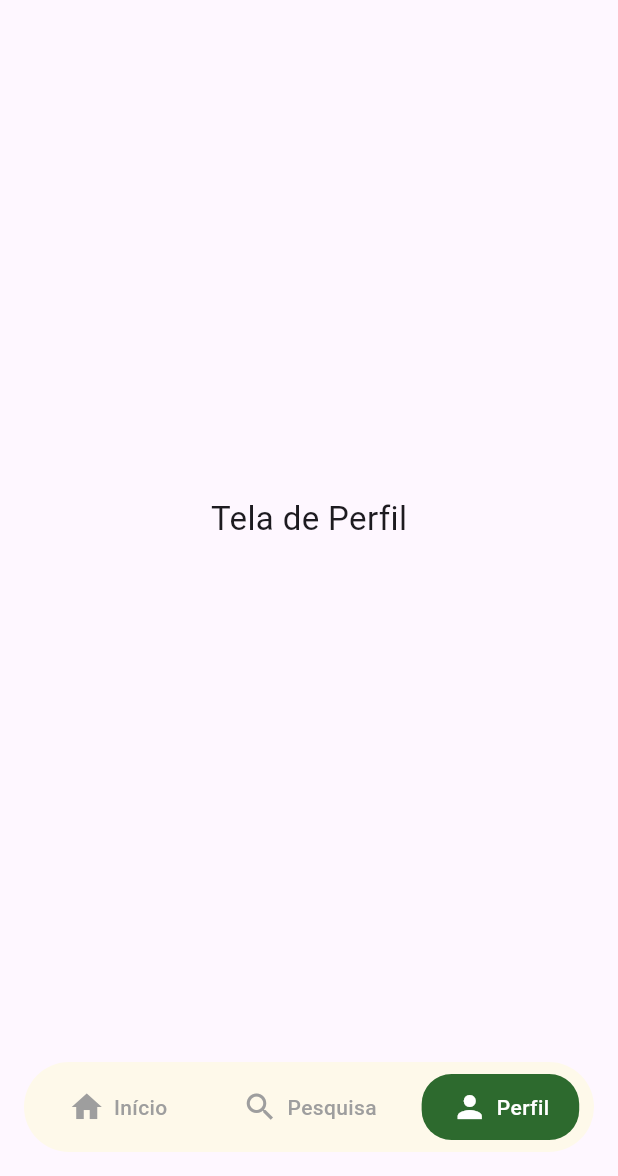
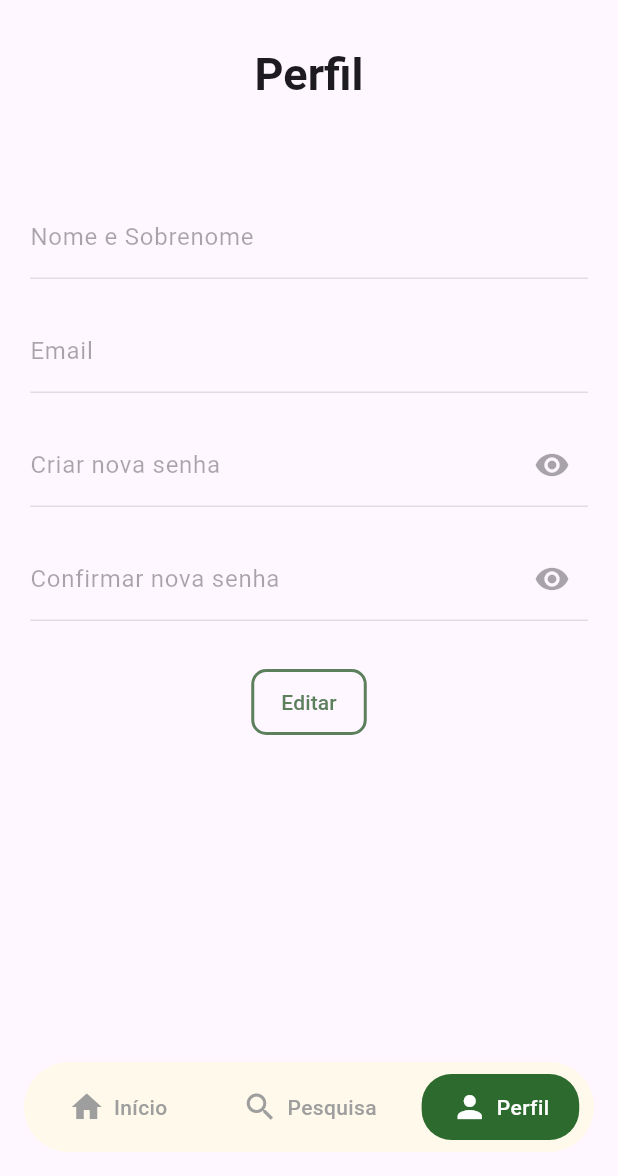
Before and after one commit to leh826/feira-app, a Flutter app: the screen it shows after launch, item 3 of the bottom bar chosen, on a phone screen of 412 x 824 dp, the part 60-1236 px from its top. Run offline on Flutter 3.47's test engine with Material 3 defaults, Android fonts, the phone set to English and light mode, and no system bars; network calls fail.

Commit message:
chore: criação da tela de perfil

```diff
--- a/lib/features/perfil/perfil_page.dart
+++ b/lib/features/perfil/perfil_page.dart
@@ -1,14 +1,194 @@
 import 'package:flutter/material.dart';
 
-class ProfilePage extends StatelessWidget {
+class ProfilePage extends StatefulWidget {
   const ProfilePage({super.key});
 
   @override
+  State<ProfilePage> createState() => _ProfilePageState();
+}
+
+class _ProfilePageState extends State<ProfilePage> {
+  bool editando = false;
+  bool mostrarSenha = false;
+  bool mostrarConfirmarSenha = false;
+
+  bool hoverEditar = false;
+  bool hoverConfirmar = false;
+
+
+    final Color verde = const Color(0xFF5C7F5C);
+
+    InputDecoration campo(String label, {Widget? suffix}) {
+      return InputDecoration(
+        labelText: label,
+        suffixIcon: suffix,
+        enabledBorder: OutlineInputBorder(
+          borderRadius: BorderRadius.circular(15),
+          borderSide: BorderSide(color: verde),
+        ),
+        focusedBorder: OutlineInputBorder(
+          borderRadius: BorderRadius.circular(15),
+          borderSide: BorderSide(color: verde, width: 2),
+        ),
+      );
+    }
+
+  @override
   Widget build(BuildContext context) {
-    return const Center(
+
+    return Scaffold(
+
+      appBar: AppBar(
+      toolbarHeight: 90,
+      centerTitle: true,
+      title: const Padding(
+      padding: EdgeInsets.only(top: 10),
       child: Text(
-        "Tela de Perfil",
-        style: TextStyle(fontSize: 22),
+        "Perfil",
+      style: TextStyle(
+        fontSize: 30,
+        fontWeight: FontWeight.bold,
+      ),
+    ),
+  ),
+),
+      body: SafeArea(
+        child: Padding(
+          padding: const EdgeInsets.all(20),
+
+          child: Column(
+            children: [
+              const SizedBox(height: 20),
+
+              TextFormField(
+                enabled: editando,
+                decoration: campo("Nome e Sobrenome"),
+              ),
+
+              const SizedBox(height: 20),
+
+              TextFormField(enabled: editando, decoration: campo("Email")),
+
+              const SizedBox(height: 20),
+
+              TextFormField(
+                enabled: editando,
+                obscureText: !mostrarSenha,
+                decoration: campo(
+                  "Criar nova senha",
+                  suffix: IconButton(
+                    icon: Icon(
+                      mostrarSenha ? Icons.visibility_off : Icons.visibility,
+                    ),
+                    onPressed: () {
+                      setState(() {
+                        mostrarSenha = !mostrarSenha;
+                      });
+                    },
+                  ),
+                ),
+              ),
+
+              const SizedBox(height: 20),
+
+              TextFormField(
+                enabled: editando,
+                obscureText: !mostrarConfirmarSenha,
+                decoration: campo(
+                  "Confirmar nova senha",
+                  suffix: IconButton(
+                    icon: Icon(
+                      mostrarConfirmarSenha
+                      ? Icons.visibility_off
+                      : Icons.visibility,
+                    ),
+                    onPressed: (){
+                      setState(() {
+                        mostrarConfirmarSenha =
+                        !mostrarConfirmarSenha;
+                      });
+                    },
+                  ),
+                ),
+              ),
+
+              const SizedBox(height: 30),
+
+              editando
+                  ? MouseRegion(
+                      onEnter: (_) {
+                        setState(() {
+                          hoverConfirmar = true;
+                        });
+                      },
+                      onExit: (_) {
+                        setState(() {
+                          hoverConfirmar = false;
+                        });
+                      },
+                      child: ElevatedButton(
+                      style: ElevatedButton.styleFrom(
+                        foregroundColor: hoverConfirmar ? Colors.white : verde,
+                        backgroundColor:
+                            hoverConfirmar ? verde : Colors.transparent,
+                        side: BorderSide(color: verde, width: 2), // borda verde
+                        elevation: 0, // remove sombra padrão
+                        padding: const EdgeInsets.symmetric(
+                          horizontal: 20,
+                          vertical: 12,
+                        ),
+                         shape: RoundedRectangleBorder(
+                          borderRadius: BorderRadius.circular(10),
+                        ),
+                      ),
+                          onPressed: () {
+                          setState(() {
+                            editando = false;
+                          });
+                           ScaffoldMessenger.of(context).showSnackBar(
+                            const SnackBar(
+                              content: Text("Edição confirmada"),
+                            ),
+                          );
+                        },
+                        child: const Text("Confirmar edição"),
+                      ),
+                    )
+                  : MouseRegion(
+                      onEnter: (_) {
+                        setState(() {
+                          hoverEditar = true;
+                        });
+                      },
+                      onExit: (_) {
+                        setState(() {
+                          hoverEditar = false;
+                        });
+                      },
+                      child: TextButton(
+                      style: TextButton.styleFrom(
+                        foregroundColor: hoverEditar ? Colors.white : verde,
+                        backgroundColor: hoverEditar ? verde : Colors.transparent,
+                        side: BorderSide(color: verde, width: 2), // ← borda verde aqui
+                        padding: const EdgeInsets.symmetric(
+                          horizontal: 20,
+                          vertical: 12,
+                        ),
+                         shape: RoundedRectangleBorder(
+                          borderRadius: BorderRadius.circular(10),
+                        ),
+                      ),
+                        onPressed: () {
+                          setState(() {
+                            editando = true;
+                          });
+                        },
+                        child: const Text("Editar"),
+                      ),
+                    ),
+            ],
+          ),
+        ),
       ),
     );
   }
```
